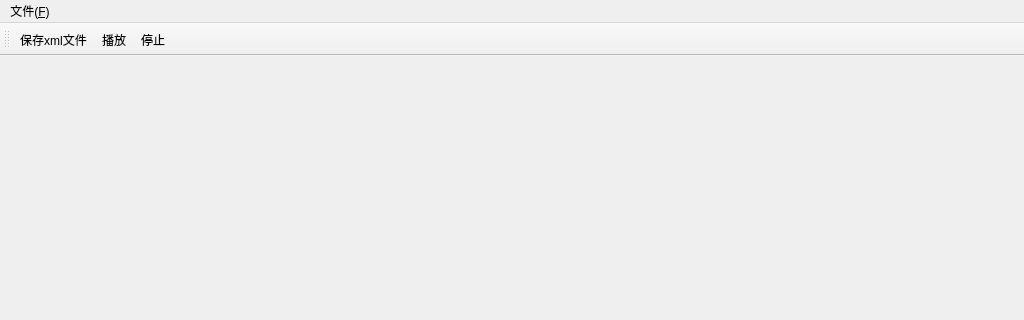
Above: ModelEditor/modeleditor.ui from immiao/ModelEditor before the change; both pictures show x 0 to 1024 and y 0 to 320 of the 1024 by 768 pixel window. Below: the same form after it.
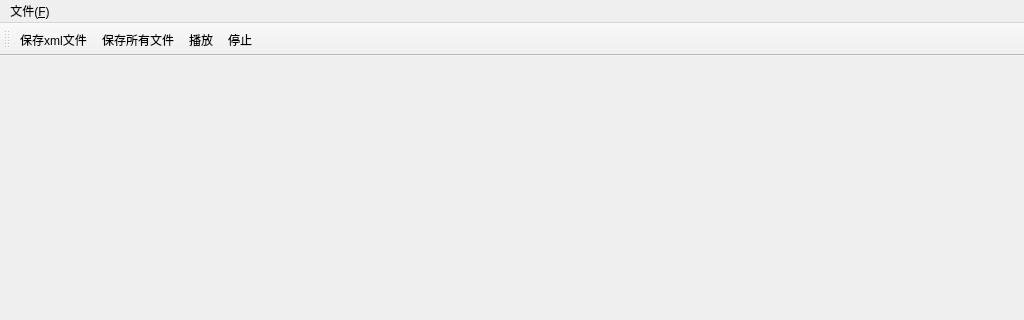
That is the form after the change. Icons and pictures are not drawn.

```diff
--- a/ModelEditor/modeleditor.ui
+++ b/ModelEditor/modeleditor.ui
@@ -42,6 +42,7 @@
     <bool>false</bool>
    </attribute>
    <addaction name="action_save"/>
+   <addaction name="action_saveAll"/>
    <addaction name="action_play"/>
    <addaction name="action_stop"/>
   </widget>
@@ -99,6 +100,15 @@
     <string>停止</string>
    </property>
   </action>
+  <action name="action_saveAll">
+   <property name="icon">
+    <iconset resource="modeleditor.qrc">
+     <normaloff>:/ModelEditor/Resources/Save All.png</normaloff>:/ModelEditor/Resources/Save All.png</iconset>
+   </property>
+   <property name="text">
+    <string>保存所有文件</string>
+   </property>
+  </action>
  </widget>
  <layoutdefault spacing="6" margin="11"/>
  <resources>
```
